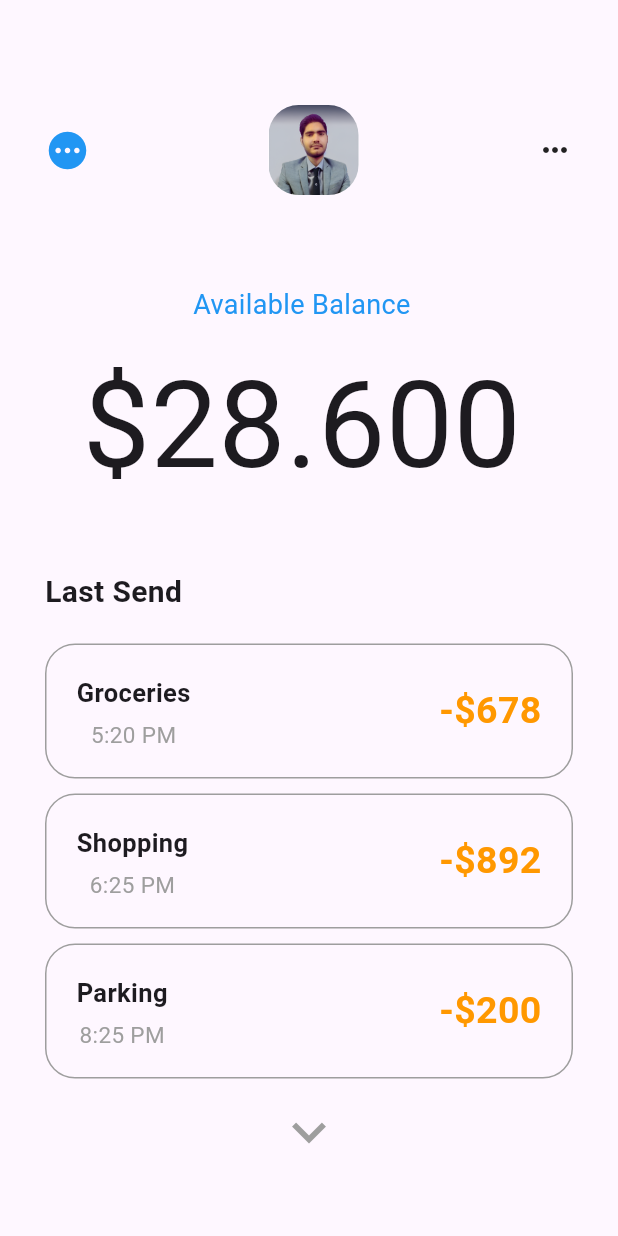
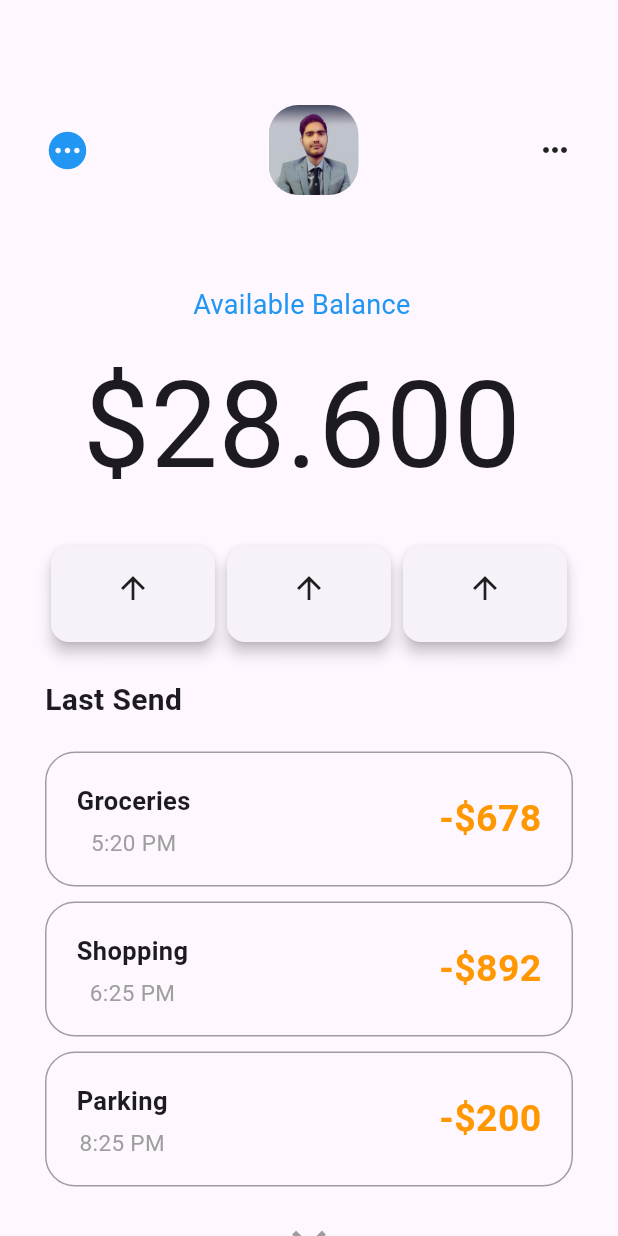
Before and after one commit to Yashu-Chaudhary/Banking-Mobile-App, a Flutter app: the screen it shows after launch, on a phone screen of 412 x 824 dp. Run offline on Flutter 3.47's test engine with Material 3 defaults, Android fonts, the light colour scheme and no system bars.

Commit message:
row button

```diff
--- a/lib/screens/first_screen.dart
+++ b/lib/screens/first_screen.dart
@@ -1,8 +1,10 @@
 import 'package:banking_mobile_app/utils/comman/detail_container.dart';
+import 'package:banking_mobile_app/utils/comman/expandable_row.dart';
 import 'package:banking_mobile_app/utils/constants/string_texts.dart';
 import 'package:banking_mobile_app/utils/comman/header.dart';
+import 'package:flutter/cupertino.dart';
 import 'package:flutter/material.dart';
-
+import 'package:flutter/widgets.dart';
 
 class FirstScreen extends StatelessWidget {
   const FirstScreen({
@@ -41,14 +43,7 @@ class FirstScreen extends StatelessWidget {
             const SizedBox(height: 20),
 
             // three buttons
-             Row(
-              children: [
-                Container(),
-                Container(),
-                Container(),
-              ],
-            ),
-
+           const PExpendableButtonRow(),
             const SizedBox(height: 20),
 
             // Text
--- /dev/null
+++ b/lib/utils/comman/expandable_row.dart
@@ -0,0 +1,79 @@
+import 'package:flutter/material.dart';
+
+class PExpendableButtonRow extends StatefulWidget {
+  const PExpendableButtonRow({super.key});
+
+  @override
+  State<PExpendableButtonRow> createState() => _PExpendableButtonRowState();
+}
+
+class _PExpendableButtonRowState extends State<PExpendableButtonRow> {
+  int expandedIndex = -1;
+
+  void toggleExpansion(int index) {
+    setState(() {
+      if (index != expandedIndex) {
+        expandedIndex = index;
+      }
+    });
+  }
+
+  @override
+  Widget build(BuildContext context) {
+    return Row(
+      children: [
+        ExpendedButton(
+          index: 0,
+          isExpanded: expandedIndex == 0,
+          onPressed: () => toggleExpansion(0),
+        ),
+        ExpendedButton(
+          index: 1,
+          isExpanded: expandedIndex == 1,
+          onPressed: () => toggleExpansion(1),
+        ),
+        ExpendedButton(
+          index: 2,
+          isExpanded: expandedIndex == 2,
+          onPressed: () => toggleExpansion(2),
+        ),
+      ],
+    );
+  }
+}
+
+class ExpendedButton extends StatelessWidget {
+  const ExpendedButton({
+    super.key,
+    required this.index,
+    required this.isExpanded,
+    required this.onPressed,
+  });
+
+  final int index;
+  final bool isExpanded;
+  final VoidCallback onPressed;
+
+  @override
+  Widget build(BuildContext context) {
+    return Expanded(
+        child: Card(
+      elevation: 4,
+      child: InkWell(
+        onTap: onPressed,
+        child: Padding(
+          padding: const EdgeInsets.all(16),
+          child: Column(
+            mainAxisAlignment: MainAxisAlignment.start,
+            children: [
+              const Icon(Icons.arrow_upward_outlined),
+              const SizedBox(height: 8),
+              Visibility(
+                  visible: isExpanded, child: const Text('Send'))
+            ],
+          ),
+        ),
+      ),
+    ));
+  }
+}
```
